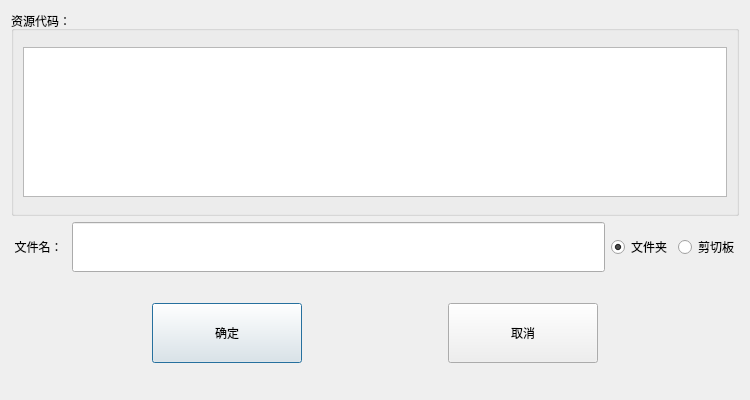
This is get_assets_dialog.ui in WeiMuYang/markdown-assistant as Qt 5 draws it before an edit. The edited form follows.
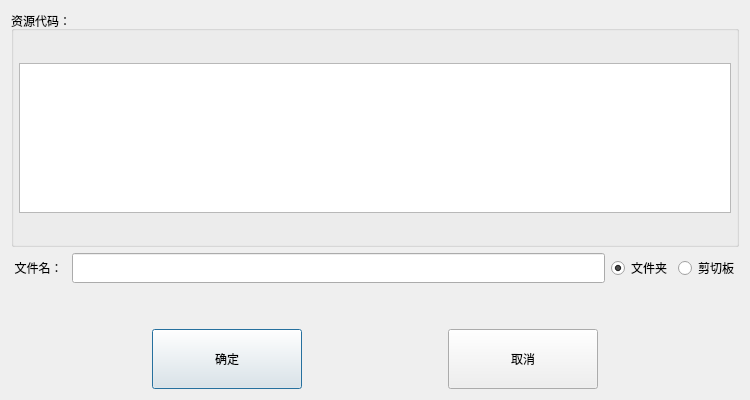
This is the edited form.

What changed in the file:
```diff
--- a/get_assets_dialog.ui
+++ b/get_assets_dialog.ui
@@ -25,15 +25,33 @@
   <property name="windowTitle">
    <string>获取资源</string>
   </property>
-  <layout class="QVBoxLayout" name="verticalLayout" stretch="8,2,1,2,1">
+  <layout class="QVBoxLayout" name="verticalLayout" stretch="3,1,0,1">
    <item>
     <widget class="QGroupBox" name="srcCode">
+     <property name="sizePolicy">
+      <sizepolicy hsizetype="Expanding" vsizetype="Expanding">
+       <horstretch>0</horstretch>
+       <verstretch>0</verstretch>
+      </sizepolicy>
+     </property>
      <property name="title">
       <string>资源代码：</string>
      </property>
      <layout class="QHBoxLayout" name="horizontalLayout_5">
+      <property name="spacing">
+       <number>0</number>
+      </property>
+      <property name="leftMargin">
+       <number>5</number>
+      </property>
       <property name="topMargin">
-       <number>10</number>
+       <number>6</number>
+      </property>
+      <property name="rightMargin">
+       <number>5</number>
+      </property>
+      <property name="bottomMargin">
+       <number>5</number>
       </property>
       <item>
        <widget class="QTextEdit" name="codeText">
@@ -46,7 +64,7 @@
         <property name="minimumSize">
          <size>
           <width>0</width>
-          <height>150</height>
+          <height>100</height>
          </size>
         </property>
         <property name="maximumSize">
@@ -62,6 +80,9 @@
    </item>
    <item>
     <layout class="QHBoxLayout" name="horizontalLayout_6">
+     <property name="spacing">
+      <number>6</number>
+     </property>
      <item>
       <widget class="QLabel" name="label_2">
        <property name="sizePolicy">
@@ -73,7 +94,7 @@
        <property name="minimumSize">
         <size>
          <width>0</width>
-         <height>0</height>
+         <height>30</height>
         </size>
        </property>
        <property name="maximumSize">
@@ -95,7 +116,7 @@
        <property name="minimumSize">
         <size>
          <width>0</width>
-         <height>50</height>
+         <height>30</height>
         </size>
        </property>
       </widget>
@@ -105,7 +126,7 @@
        <property name="minimumSize">
         <size>
          <width>0</width>
-         <height>50</height>
+         <height>30</height>
         </size>
        </property>
        <property name="text">
@@ -121,7 +142,7 @@
        <property name="minimumSize">
         <size>
          <width>0</width>
-         <height>50</height>
+         <height>30</height>
         </size>
        </property>
        <property name="text">
@@ -170,7 +191,7 @@
        <property name="minimumSize">
         <size>
          <width>150</width>
-         <height>60</height>
+         <height>30</height>
         </size>
        </property>
        <property name="maximumSize">
@@ -208,7 +229,7 @@
        <property name="minimumSize">
         <size>
          <width>150</width>
-         <height>60</height>
+         <height>30</height>
         </size>
        </property>
        <property name="maximumSize">
@@ -237,19 +258,6 @@
      </item>
     </layout>
    </item>
-   <item>
-    <spacer name="verticalSpacer_2">
-     <property name="orientation">
-      <enum>Qt::Vertical</enum>
-     </property>
-     <property name="sizeHint" stdset="0">
-      <size>
-       <width>20</width>
-       <height>40</height>
-      </size>
-     </property>
-    </spacer>
-   </item>
   </layout>
  </widget>
  <resources/>
```
